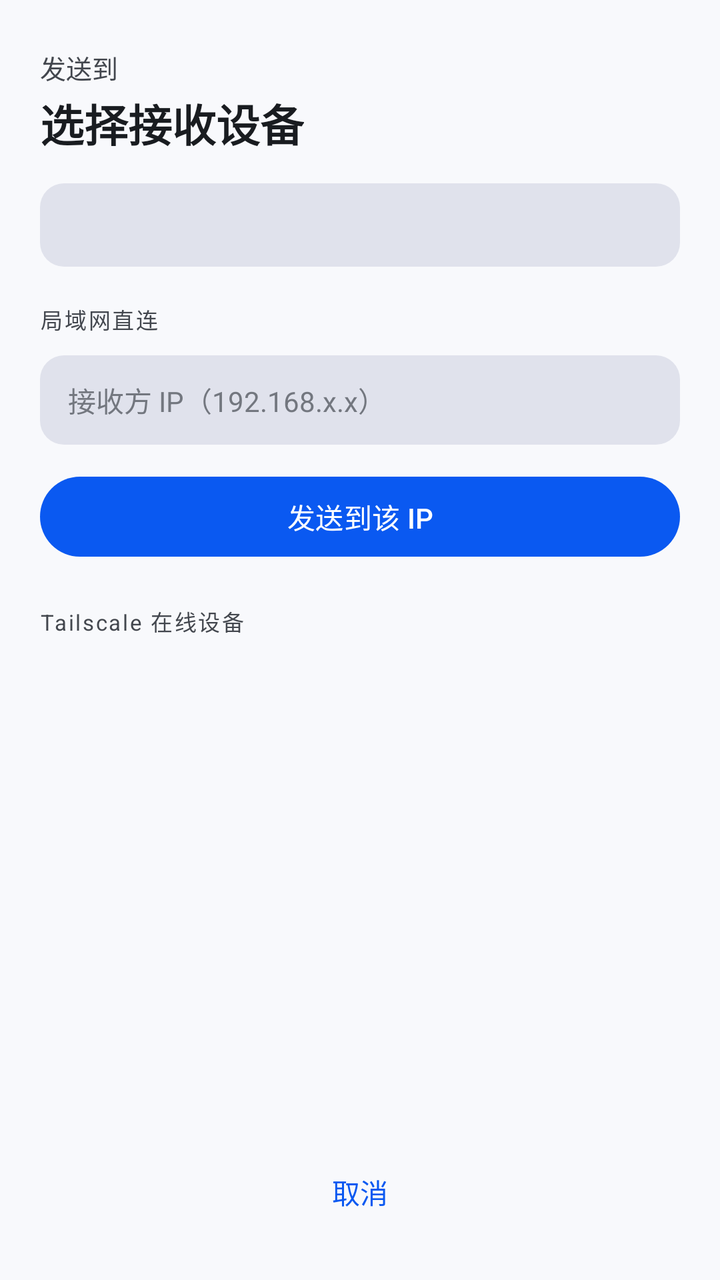
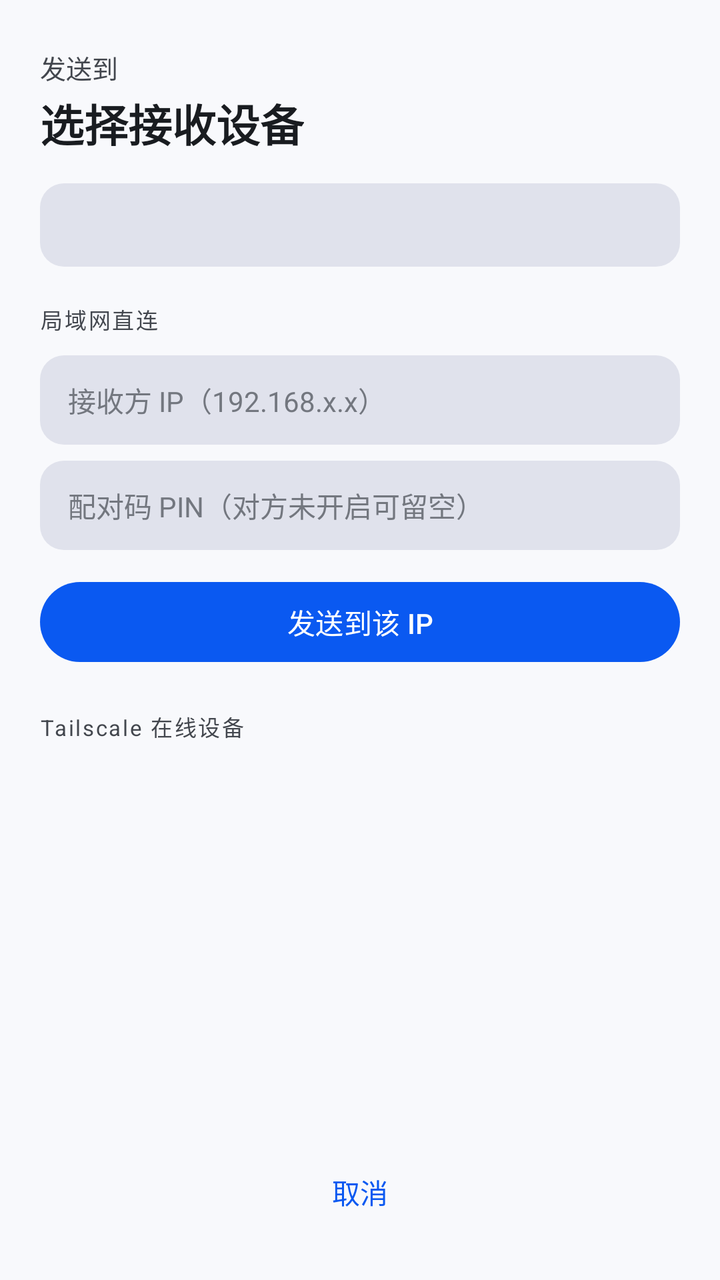

Two renders of the same Android screen: before a commit and after it. Below are the layout's source before the change and the commit's diff.
<!-- AndroidManifest.xml: activity theme Theme.TsLocalSend.Transparent -->
<!-- res/layout/activity_share.xml -->
<?xml version="1.0" encoding="utf-8"?>
<LinearLayout xmlns:android="http://schemas.android.com/apk/res/android"
    xmlns:app="http://schemas.android.com/apk/res-auto"
    android:layout_width="match_parent"
    android:layout_height="match_parent"
    android:background="@color/surface_page"
    android:orientation="vertical"
    android:paddingLeft="20dp"
    android:paddingRight="20dp"
    android:paddingTop="24dp"
    android:paddingBottom="20dp">

    <TextView
        android:layout_width="wrap_content"
        android:layout_height="wrap_content"
        android:text="发送到"
        android:textColor="@color/on_surface_variant"
        android:textSize="13sp" />

    <TextView
        android:layout_width="wrap_content"
        android:layout_height="wrap_content"
        android:layout_marginTop="2dp"
        android:text="选择接收设备"
        android:textColor="@color/on_surface"
        android:textSize="22sp"
        android:textStyle="bold" />

    
    <TextView
        android:id="@+id/tvFile"
        android:layout_width="match_parent"
        android:layout_height="wrap_content"
        android:layout_marginTop="14dp"
        android:background="@drawable/bg_code_block"
        android:ellipsize="middle"
        android:maxLines="2"
        android:paddingLeft="14dp"
        android:paddingRight="14dp"
        android:paddingTop="12dp"
        android:paddingBottom="12dp"
        android:textColor="@color/on_surface"
        android:textSize="13sp" />

    
    <TextView
        android:layout_width="wrap_content"
        android:layout_height="wrap_content"
        android:layout_marginTop="18dp"
        android:letterSpacing="0.08"
        android:text="局域网直连"
        android:textColor="@color/on_surface_variant"
        android:textSize="11sp" />

    <EditText
        android:id="@+id/etTargetIp"
        android:layout_width="match_parent"
        android:layout_height="wrap_content"
        android:layout_marginTop="10dp"
        android:background="@drawable/bg_code_block"
        android:hint="接收方 IP（192.168.x.x）"
        android:inputType="text"
        android:maxLines="1"
        android:paddingLeft="14dp"
        android:paddingRight="14dp"
        android:paddingTop="12dp"
        android:paddingBottom="12dp"
        android:textColor="@color/on_surface"
        android:textColorHint="@color/outline_grey"
        android:textSize="14sp" />

    <com.google.android.material.button.MaterialButton
        android:id="@+id/btnSendDirect"
        android:layout_width="match_parent"
        android:layout_height="wrap_content"
        android:layout_marginTop="12dp"
        android:text="发送到该 IP" />

    
    <TextView
        android:layout_width="wrap_content"
        android:layout_height="wrap_content"
        android:layout_marginTop="20dp"
        android:letterSpacing="0.08"
        android:text="Tailscale 在线设备"
        android:textColor="@color/on_surface_variant"
        android:textSize="11sp" />

    <ListView
        android:id="@+id/lvPeers"
        android:layout_width="match_parent"
        android:layout_height="0dp"
        android:layout_marginTop="8dp"
        android:layout_weight="1"
        android:divider="@null"
        android:dividerHeight="0dp" />

    
    <ProgressBar
        android:id="@+id/progressBar"
        style="?android:attr/progressBarStyleHorizontal"
        android:layout_width="match_parent"
        android:layout_height="wrap_content"
        android:max="100"
        android:visibility="gone" />

    <TextView
        android:id="@+id/tvProgress"
        android:layout_width="match_parent"
        android:layout_height="wrap_content"
        android:textColor="@color/on_surface_variant"
        android:textSize="13sp" />

    <com.google.android.material.button.MaterialButton
        android:id="@+id/btnCancel"
        style="@style/Widget.Material3.Button.TextButton"
        android:layout_width="match_parent"
        android:layout_height="wrap_content"
        android:text="取消" />

</LinearLayout>
<!-- resources referenced by this layout -->
<resources>
  <color name="on_surface">#FF191C20</color>
  <color name="on_surface_variant">#FF43474E</color>
  <color name="outline_grey">#FF73777F</color>
  <color name="surface_page">#FFF8F9FC</color>
  <!-- drawable bg_code_block (drawable) -->
  <?xml version="1.0" encoding="utf-8"?>
  <shape xmlns:android="http://schemas.android.com/apk/res/android" android:shape="rectangle">
      <solid android:color="@color/surface_variant" />
      <corners android:radius="12dp" />
  </shape>
  <style name="Theme.TsLocalSend.Transparent" parent="Theme.TsLocalSend">
          <item name="android:windowIsTranslucent">true</item>
          <item name="android:windowBackground">@android:color/transparent</item>
          <item name="android:windowContentOverlay">@null</item>
          <item name="android:windowNoTitle">true</item>
          <item name="android:backgroundDimEnabled">true</item>
      </style>
  <color name="surface_variant">#FFE0E2EC</color>
  <style name="Theme.TsLocalSend" parent="Theme.Material3.DayNight.NoActionBar">
          <item name="colorPrimary">@color/brand_primary</item>
          <item name="colorOnPrimary">@color/brand_on_primary</item>
          <item name="colorPrimaryContainer">@color/brand_primary_container</item>
          <item name="colorOnPrimaryContainer">@color/brand_on_primary_container</item>
  
          <item name="colorSurface">@color/surface_page</item>
          <item name="colorOnSurface">@color/on_surface</item>
          <item name="colorSurfaceVariant">@color/surface_variant</item>
          <item name="colorOnSurfaceVariant">@color/on_surface_variant</item>
          <item name="colorOutline">@color/outline_grey</item>
  
          <item name="android:statusBarColor">@color/surface_page</item>
          <item name="android:navigationBarColor">@color/surface_page</item>
          <item name="android:windowLightStatusBar" tools:targetApi="m">true</item>
      </style>
  <color name="brand_primary">#FF0A59F1</color>
  <color name="brand_on_primary">#FFFFFFFF</color>
  <color name="brand_primary_container">#FFD8E2FF</color>
  <color name="brand_on_primary_container">#FF001945</color>
</resources>

<!-- the commit's change to res/layout/activity_share.xml (unified diff, before → after) -->
@@ -69,6 +69,24 @@
         android:textColorHint="@color/outline_grey"
         android:textSize="14sp" />
 
+    
+    <EditText
+        android:id="@+id/etPin"
+        android:layout_width="match_parent"
+        android:layout_height="wrap_content"
+        android:layout_marginTop="8dp"
+        android:background="@drawable/bg_code_block"
+        android:hint="配对码 PIN（对方未开启可留空）"
+        android:inputType="text"
+        android:maxLines="1"
+        android:paddingLeft="14dp"
+        android:paddingRight="14dp"
+        android:paddingTop="12dp"
+        android:paddingBottom="12dp"
+        android:textColor="@color/on_surface"
+        android:textColorHint="@color/outline_grey"
+        android:textSize="14sp" />
+
     <com.google.android.material.button.MaterialButton
         android:id="@+id/btnSendDirect"
         android:layout_width="match_parent"
